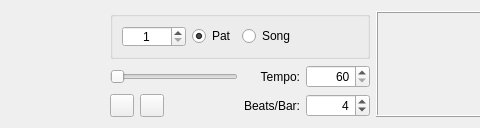
The window that topwidget/topwidget.ui (nirjacobson/Chromasound-Studio) describes before a commit, drawn with Qt 5; both pictures show x 173 to 653 and y 0 to 128 of the 752 by 128 pixel window.
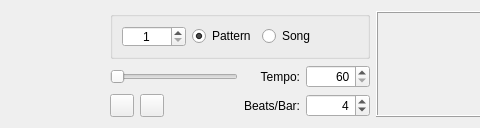
The same window after the commit. Custom widgets are drawn as their Qt base class.

The edit to the form file:
```diff
--- a/topwidget/topwidget.ui
+++ b/topwidget/topwidget.ui
@@ -151,7 +151,7 @@
         <item>
          <widget class="QRadioButton" name="patRadioButton">
           <property name="text">
-           <string>Pat</string>
+           <string>Pattern</string>
           </property>
           <property name="checked">
            <bool>true</bool>
@@ -172,7 +172,7 @@
           </property>
           <property name="sizeHint" stdset="0">
            <size>
-            <width>40</width>
+            <width>10</width>
             <height>20</height>
            </size>
           </property>
```
